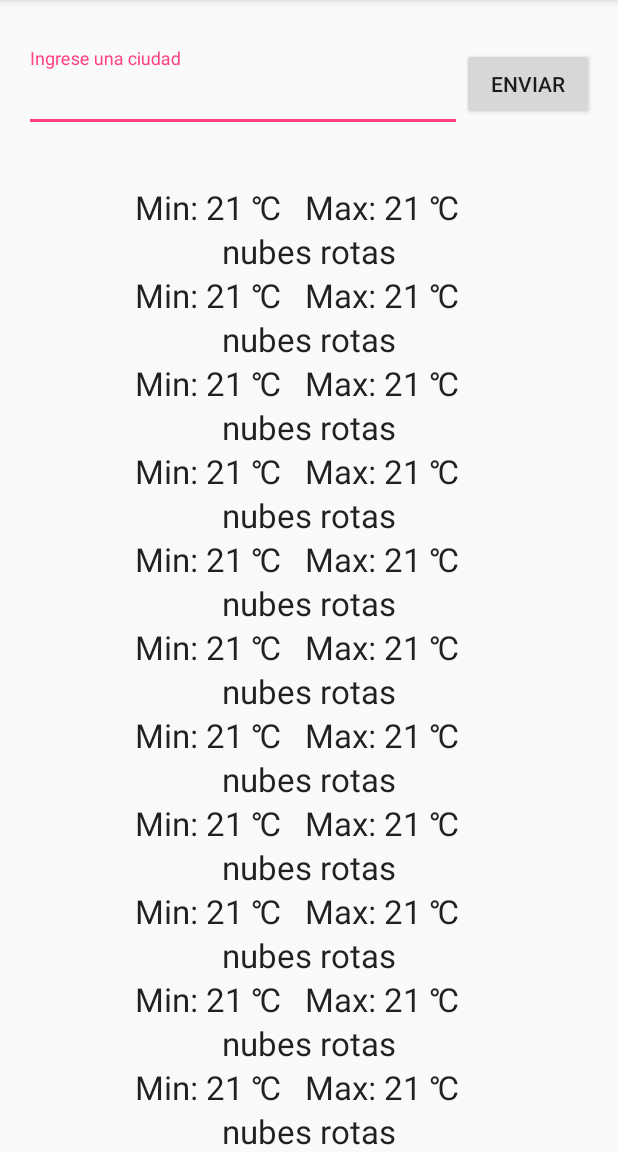
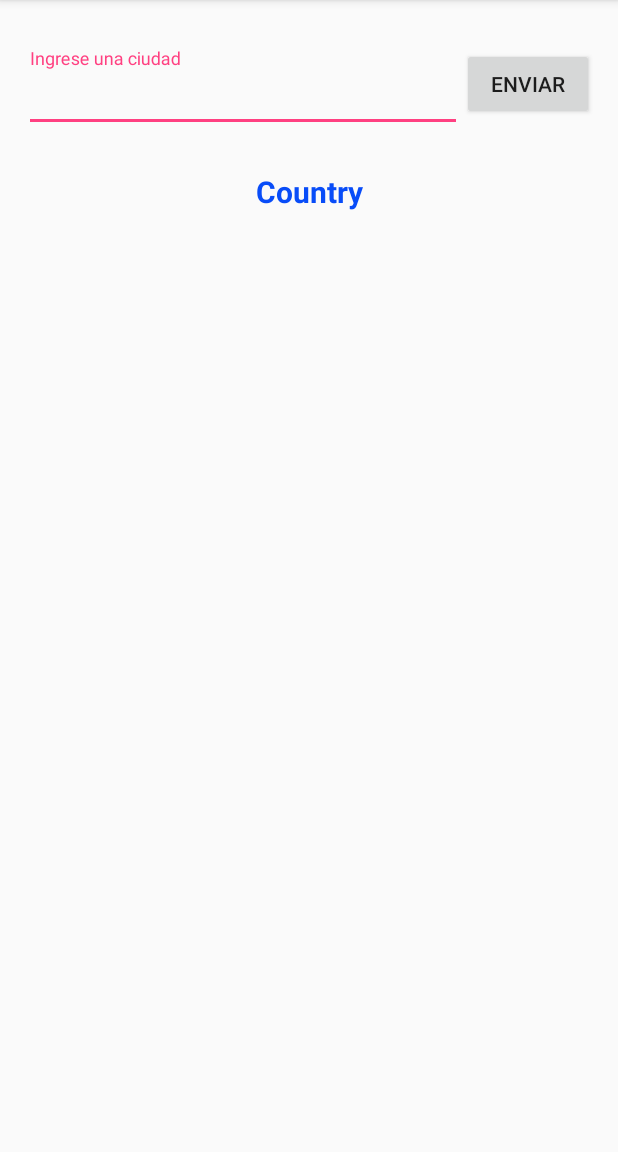
Before and after one commit to baquiax/WeatherApp, an Android app: the screen it shows after launch (MainActivity), on a phone screen of 412 x 824 dp, the part 84-1236 px from its top. Run offline under Robolectric (Android 15) with nearby library versions, the phone set to English and light mode, and no system bars; our stand-ins replace ButterKnife; pictures from the network do not load.

Commit message:
- Improvements

```diff
--- a/app/src/main/java/edu/galileo/android/weatherapp/adapter/CustomRecyclerAdapter.java
+++ b/app/src/main/java/edu/galileo/android/weatherapp/adapter/CustomRecyclerAdapter.java
@@ -2,6 +2,7 @@ package edu.galileo.android.weatherapp.adapter;
 
 import android.content.Context;
 import android.support.v7.widget.RecyclerView;
+import android.util.Log;
 import android.view.LayoutInflater;
 import android.view.View;
 import android.view.ViewGroup;
@@ -9,7 +10,9 @@ import android.widget.ImageView;
 import android.widget.TextView;
 
 import java.util.ArrayList;
+import java.util.HashMap;
 import java.util.List;
+import java.util.Random;
 
 import butterknife.Bind;
 import butterknife.ButterKnife;
@@ -21,27 +24,41 @@ import edu.galileo.android.weatherapp.model.WeatherInfo;
  */
 public class CustomRecyclerAdapter extends RecyclerView.Adapter<CustomRecyclerAdapter.ViewHolder> {
     private Context context;
-    private List<WeatherInfo> dataset;
+    private HashMap<String, List<WeatherInfo>> countriesDataset;
+    private List<WeatherInfo> currentDataset;
     private OnItemClickListener clickListener;
 
     public CustomRecyclerAdapter(Context context) {
         this.context = context;
-        this.dataset = new ArrayList<WeatherInfo>();
-        fillWithElements();
+        this.countriesDataset = new HashMap<String, List<WeatherInfo>>();
+        this.currentDataset = new ArrayList<>();
+        String[] countries = {"guatemala", "peru", "el salvador", "china", "rusia"};
+        for (int i = 0; i < countries.length; i++) {
+            fillWithElements(countries[i]);
+        }
     }
 
-    private void fillWithElements() {
-        for (int i = 0; i < 20 ; i++) {
+    private void fillWithElements(String country) {
+        List<WeatherInfo> dataset = new ArrayList<WeatherInfo>();
+        String[] icons = {"01d","04n", "10n", "50n", "04n"};
+        String[] descriptions = {"Despejado","Nublado", "Lluvioso", "Con Niebla", "Nubarrón"};
+        String[] minTemp = {"12","11","15","17","8"};
+        String[] maxTemp = {"22","21","19","20","28"};
+        String[] temp = {"15","16","17","19","13"};
+
+        for (int i = 0; i < 5 ; i++) {
             WeatherInfo info = new WeatherInfo();
-            info.setDescription("nubes rotas");
-            info.setIconName("04n");
             info.setSunrise("1453465879");
             info.setSunset("1453506955");
-            info.setTemp("21");
-            info.setTempMin("21");
-            info.setTempMax("21");
-            this.dataset.add(info);
+            int j = (int)(0 + (Math.random() * (5)));
+            info.setDescription(descriptions[j]);
+            info.setIconName(icons[j]);
+            info.setTemp(temp[j]);
+            info.setTempMin(minTemp[j]);
+            info.setTempMax(maxTemp[j]);
+            dataset.add(info);
         }
+        this.countriesDataset.put(country, dataset);
     }
     public void setOnItemClickListener(OnItemClickListener clickListener) {
         this.clickListener = clickListener;
@@ -57,7 +74,7 @@ public class CustomRecyclerAdapter extends RecyclerView.Adapter<CustomRecyclerAd
 
     @Override
     public void onBindViewHolder(ViewHolder holder, int position) {
-        WeatherInfo element = dataset.get(position);
+        WeatherInfo element = currentDataset.get(position);
 
         String strTempMin = context.getString(R.string.main_message_min);
         strTempMin = String.format(strTempMin, element.getTempMin());
@@ -77,16 +94,27 @@ public class CustomRecyclerAdapter extends RecyclerView.Adapter<CustomRecyclerAd
 
     @Override
     public int getItemCount() {
-        return dataset.size();
+        return currentDataset.size();
     }
 
     public void addElement(WeatherInfo element) {
-        dataset.add(element);
+        currentDataset.add(element);
+        notifyDataSetChanged();
+    }
+
+    public void filterByCountry(String country) {
+        List<WeatherInfo> l= countriesDataset.get(country.toLowerCase().trim());
+        Log.d("FilterByCountry", ">> " + l);
+        if (l == null) {
+            currentDataset = new ArrayList<>();
+        } else {
+            currentDataset = l;
+        }
         notifyDataSetChanged();
     }
 
     public void clear() {
-        dataset.clear();
+        currentDataset.clear();
         notifyDataSetChanged();
     }
 
--- a/app/src/main/java/edu/galileo/android/weatherapp/fragments/ForecastFragment.java
+++ b/app/src/main/java/edu/galileo/android/weatherapp/fragments/ForecastFragment.java
@@ -74,5 +74,6 @@ public class ForecastFragment extends Fragment implements OnItemClickListener, F
 
     public void searchCity(String cityName) {
         this.cityTitle.setText(cityName);
+        adapter.filterByCountry(cityName);
     }
 }
--- a/app/src/main/java/edu/galileo/android/weatherapp/model/WeatherInfo.java
+++ b/app/src/main/java/edu/galileo/android/weatherapp/model/WeatherInfo.java
@@ -4,7 +4,6 @@ package edu.galileo.android.weatherapp.model;
  * Created by ykro.
  */
 public class WeatherInfo {
-    private String countryName;
     private String description;
     private String iconName;
     private String temp;
@@ -69,11 +68,4 @@ public class WeatherInfo {
         this.sunset = sunset;
     }
 
-    public String getCountryName() {
-        return countryName;
-    }
-
-    public void setCountryName(String countryName) {
-        this.countryName = countryName;
-    }
 }
--- a/app/src/main/res/layout-land/fragment_forecast_list.xml
+++ b/app/src/main/res/layout-land/fragment_forecast_list.xml
@@ -9,7 +9,14 @@
         android:id="@+id/cityTitle"
         android:layout_width="match_parent"
         android:layout_height="wrap_content"
-        android:textColor="#084cf8" />
+        android:textColor="#084cf8"
+        android:text="Country"
+        android:textStyle="bold"
+        android:capitalize="characters"
+        android:textAlignment="center"
+        android:textSize="@dimen/abc_text_size_title_material_toolbar"
+        android:layout_margin="10dp"
+        />
 
     <android.support.v7.widget.RecyclerView
         android:id="@+id/recyclerView"
--- a/app/src/main/res/layout/fragment_forecast_list.xml
+++ b/app/src/main/res/layout/fragment_forecast_list.xml
@@ -9,7 +9,14 @@
         android:id="@+id/cityTitle"
         android:layout_width="match_parent"
         android:layout_height="wrap_content"
-        android:textColor="#084cf8" />
+        android:textColor="#084cf8"
+        android:text="Country"
+        android:textStyle="bold"
+        android:capitalize="characters"
+        android:textAlignment="center"
+        android:textSize="@dimen/abc_text_size_title_material_toolbar"
+        android:layout_margin="10dp"
+        />
 
     <android.support.v7.widget.RecyclerView
         android:id="@+id/recyclerView"
--- a/app/src/main/res/layout/fragment_search.xml
+++ b/app/src/main/res/layout/fragment_search.xml
@@ -22,6 +22,7 @@
             android:layout_width="match_parent"
             android:layout_height="wrap_content"
             android:hint="@string/main.input.message"
+            android:maxLines="1"
             android:id="@+id/inputCity" />
     </android.support.design.widget.TextInputLayout>
     <Button
```
